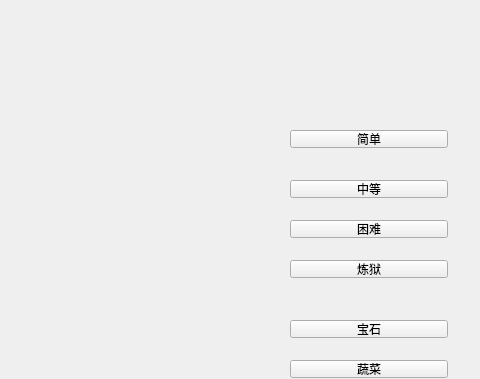
The window that mainwindow.ui (NorthOuterTowner/Bejeweled4) describes before a commit, drawn with Qt 5; both pictures show x 320 to 800 and y 0 to 379 of the 800 by 600 pixel window.
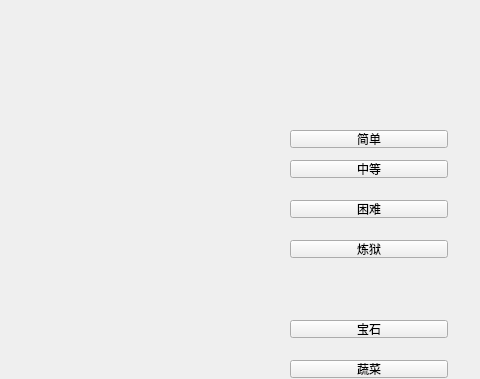
The same window after the commit.

```diff
--- a/mainwindow.ui
+++ b/mainwindow.ui
@@ -44,7 +44,7 @@
     <property name="geometry">
      <rect>
       <x>610</x>
-      <y>180</y>
+      <y>160</y>
       <width>158</width>
       <height>18</height>
      </rect>
@@ -57,7 +57,7 @@
     <property name="geometry">
      <rect>
       <x>610</x>
-      <y>220</y>
+      <y>200</y>
       <width>158</width>
       <height>18</height>
      </rect>
@@ -70,7 +70,7 @@
     <property name="geometry">
      <rect>
       <x>610</x>
-      <y>260</y>
+      <y>240</y>
       <width>158</width>
       <height>18</height>
      </rect>
```
